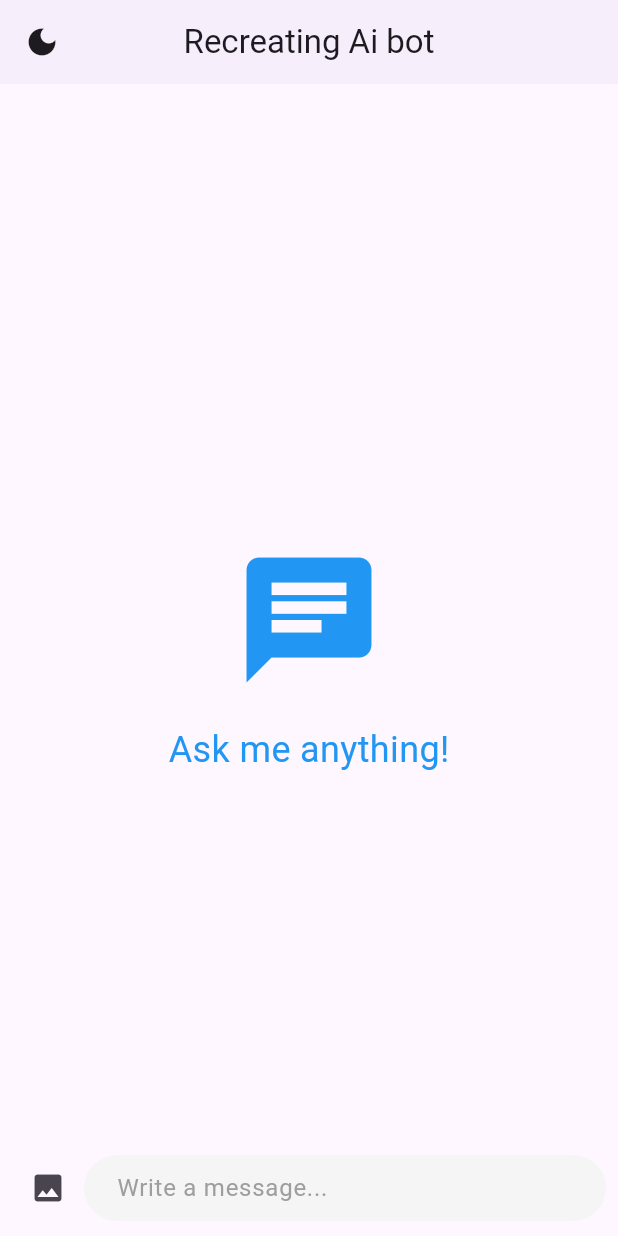
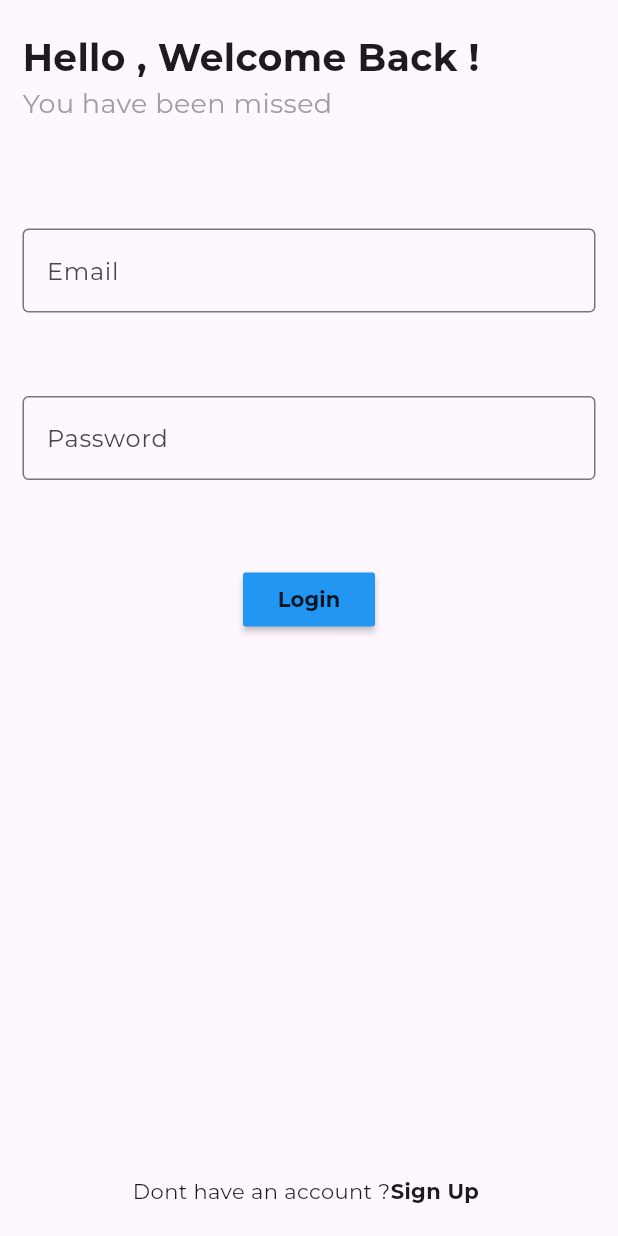
Before and after one commit to Nyxoy77/Geminus, a Flutter app: the screen it shows after launch, on a phone screen of 412 x 824 dp. Run offline on Flutter 3.47's test engine with Material 3 defaults, Android fonts, the phone set to English and light mode, and no system bars; drawn by our look-alikes of dash_chat_2; our stand-ins replace animate_do, firebase_auth, firebase_core, flutter_gemini, get_it, google_fonts and 1 more; accounts and stored records are empty.

Commit message:
LoginPage1

```diff
--- a/lib/Pages/login_page.dart
+++ b/lib/Pages/login_page.dart
@@ -0,0 +1,143 @@
+// import 'package:flutter/foundation.dart';
+
+import 'package:ai_bot/Services/auth_services.dart';
+import 'package:ai_bot/Widgets/custom_form_field.dart';
+import 'package:ai_bot/regEx.dart';
+import 'package:flutter/material.dart';
+import 'package:get_it/get_it.dart';
+
+// import 'package:flutter/widgets.dart';
+
+class LoginPage extends StatefulWidget {
+  const LoginPage({super.key});
+
+  @override
+  State<LoginPage> createState() => _LoginPageState();
+}
+
+class _LoginPageState extends State<LoginPage> {
+  final GlobalKey<FormState> _loginPageKey = GlobalKey();
+  String? email;
+  String? password;
+
+  //Services
+  final GetIt _getIt = GetIt.instance;
+  late final AuthServices _authServices;
+
+  @override
+  void initState() async {
+    super.initState();
+    _authServices = _getIt.get<AuthServices>();
+  }
+
+  @override
+  Widget build(BuildContext context) {
+    return Scaffold(
+      body: _buildUi(),
+    );
+  }
+
+  Widget _buildUi() {
+    return SafeArea(
+      child: Padding(
+        padding: const EdgeInsets.symmetric(vertical: 20, horizontal: 15),
+        child: Column(
+          children: [
+            _header(),
+            _form(),
+            _signUp(),
+          ],
+        ),
+      ),
+    );
+  }
+
+  Widget _header() {
+    return SizedBox(
+      width: MediaQuery.sizeOf(context).width,
+      child: const Column(
+        crossAxisAlignment: CrossAxisAlignment.start,
+        mainAxisAlignment: MainAxisAlignment.start,
+        mainAxisSize: MainAxisSize.max,
+        children: [
+          Text('Hello , Welcome Back !',
+              style: TextStyle(fontSize: 25, fontWeight: FontWeight.bold)),
+          Text('You have been missed ',
+              style: TextStyle(
+                  fontSize: 18,
+                  fontWeight: FontWeight.w400,
+                  color: Colors.grey)),
+        ],
+      ),
+    );
+  }
+
+  Widget _form() {
+    return Container(
+      height: MediaQuery.sizeOf(context).height * 0.40,
+      margin: EdgeInsets.symmetric(
+          vertical: MediaQuery.sizeOf(context).height * 0.05),
+      child: Form(
+        key: _loginPageKey,
+        child: Column(
+          mainAxisSize: MainAxisSize.max,
+          mainAxisAlignment: MainAxisAlignment.spaceEvenly,
+          crossAxisAlignment: CrossAxisAlignment.center,
+          children: [
+            CustomFormField(
+              height: MediaQuery.sizeOf(context).height * 0.1,
+              hintText: 'Email',
+              regEx: emailRegExp,
+              onSaved: (value) {
+                email = value;
+              },
+            ),
+            CustomFormField(
+              height: MediaQuery.sizeOf(context).height * 0.1,
+              hintText: 'Password',
+              regEx: passwordRegExp,
+              onSaved: (value) {
+                setState(() {
+                  password = value;
+                });
+              },
+            ),
+            _loginButton()
+          ],
+        ),
+      ),
+    );
+  }
+
+  Widget _loginButton() {
+    return MaterialButton(
+      onPressed: () async {
+        if (_loginPageKey.currentState?.validate() ?? false) {
+          _loginPageKey.currentState?.save();
+          bool authenticate = await _authServices.login(email!, password!);
+          if (authenticate) {
+          } else {}
+        }
+      },
+      color: Colors.blue,
+      child: const Text(
+        "Login",
+        style: TextStyle(fontWeight: FontWeight.bold),
+      ),
+    );
+  }
+
+  Widget _signUp() {
+    return const Expanded(
+      child: Row(
+        mainAxisAlignment: MainAxisAlignment.center,
+        crossAxisAlignment: CrossAxisAlignment.end,
+        mainAxisSize: MainAxisSize.max,
+        children: [
+          Text("Dont have an account ?"),
+          Text("Sign Up ", style: TextStyle(fontWeight: FontWeight.bold)),
+        ],
+      ),
+    );
+  }
+}
--- a/lib/Services/auth_services.dart
+++ b/lib/Services/auth_services.dart
@@ -10,18 +10,21 @@ class AuthServices {
 
   AuthServices() {}
 
-  Future<void> login(String email, String password) async {
+  Future<bool> login(String email, String password) async {
     try {
       final UserCredential credential = await _firebaseAuth
           .signInWithEmailAndPassword(email: email, password: password);
       if (credential.user != null) {
         _user = credential.user;
+        return true ;
       } else {
         _user = null;
       }
+
     } catch (e) {
       print(e);
     }
+    return false;
   }
 
 
--- /dev/null
+++ b/lib/Widgets/custom_form_field.dart
@@ -0,0 +1,34 @@
+import 'package:flutter/material.dart';
+
+class CustomFormField extends StatelessWidget {
+  final String hintText;
+  final RegExp regEx ;
+  final bool obscureText;
+  final  void Function(String?) onSaved;
+  final height;
+  const CustomFormField(
+      {super.key, required this.hintText, this.obscureText = false, required this.onSaved, this.height, required this.regEx});
+
+  @override
+  Widget build(BuildContext context) {
+    return SizedBox(
+      height: height,
+      child: TextFormField(
+        validator:(value){
+          if(value!=null && regEx.hasMatch(value)){
+            return null;
+          }else
+          {
+            return 'Input correct Email !';
+          }
+        },
+        decoration: InputDecoration(
+          hintText: hintText,
+          border: const OutlineInputBorder(),
+        ),
+        obscureText: obscureText,
+        onSaved: onSaved,
+      ),
+    );
+  }
+}
--- a/lib/main.dart
+++ b/lib/main.dart
@@ -1,10 +1,20 @@
+import 'package:ai_bot/utils.dart';
 import 'package:flutter/material.dart';
 import 'package:flutter_gemini/flutter_gemini.dart';
-import 'Pages/Homepage.dart';
+import 'package:google_fonts/google_fonts.dart';
+// import 'Pages/Homepage.dart';
+import 'Pages/login_page.dart';
 
-void main() {
+void main() async {
+  await setUp();
+  await setUpGetIt();
   Gemini.init(apiKey: 'AIzaSyDjbeC4_9HFkOLcHvmBloYxCtaFqqhNlGQ');
   runApp(const MyApp());
+}
+
+Future<void> setUp() async {
+  WidgetsFlutterBinding.ensureInitialized();
+  await setUpFirebase();
 }
 
 class MyApp extends StatefulWidget {
@@ -18,19 +28,23 @@ class _MyAppState extends State<MyApp> {
   bool isDarkMode = false;
   @override
   Widget build(BuildContext context) {
-    return   MaterialApp(
+    return MaterialApp(
       debugShowCheckedModeBanner: false,
       title: 'Allen',
       theme: isDarkMode
           ? ThemeData.dark(useMaterial3: true).copyWith(
-            scaffoldBackgroundColor:const Color.fromARGB(91, 107, 108, 109))
-          : ThemeData.light(useMaterial3: true),
-      home: Homepage(onThemeToggle: () {
-      setState(() {
-        isDarkMode = !isDarkMode;
-      });
+              scaffoldBackgroundColor: const Color.fromARGB(91, 107, 108, 109),
+              textTheme: GoogleFonts.montserratTextTheme())
+          : ThemeData.light(
+              useMaterial3: true,
+            ).copyWith(textTheme: GoogleFonts.montserratTextTheme()),
+      home: LoginPage(),
+      // Homepage(onThemeToggle: () {
+      // setState(() {
+      //   isDarkMode = !isDarkMode;
+      // });
 
-       }, isDarkMode : isDarkMode )
+      //  }, isDarkMode : isDarkMode )
     );
   }
 }
--- /dev/null
+++ b/lib/regEx.dart
@@ -0,0 +1,12 @@
+final RegExp emailRegExp = RegExp(
+  r'^[a-zA-Z0-9._%+-]+@[a-zA-Z0-9.-]+\.[a-zA-Z]{2,}$',
+  caseSensitive: false,
+);
+
+final RegExp passwordRegExp = RegExp(
+  r'^(?=.*[A-Za-z])(?=.*\d)(?=.*[!@#$%^&*])[A-Za-z\d!@#$%^&*]{8,}$',
+);
+
+final RegExp nameRegExp = RegExp(
+  r'^[a-zA-Z\s-]+$',
+);
--- a/lib/utils.dart
+++ b/lib/utils.dart
@@ -1,9 +1,15 @@
-import 'package:lib/firebase_options.dart';
+import 'package:ai_bot/Services/auth_services.dart';
+import 'package:ai_bot/firebase_options.dart';
 import 'package:firebase_core/firebase_core.dart';
+import 'package:get_it/get_it.dart';
 
-
-Future<void> setUpFirebase() async{
+Future<void> setUpFirebase() async {
   await Firebase.initializeApp(
-   options: DefaultFirebaseOptions.currentPlatform,
+    options: DefaultFirebaseOptions.currentPlatform,
   );
 }
+
+Future<void> setUpGetIt() async {
+  final GetIt _getIt = GetIt.instance;
+  _getIt.registerSingleton<AuthServices>(AuthServices());
+}
```
Also changed, not shown: pubspec.yaml (+21 -61 lines), pubspec.lock.
